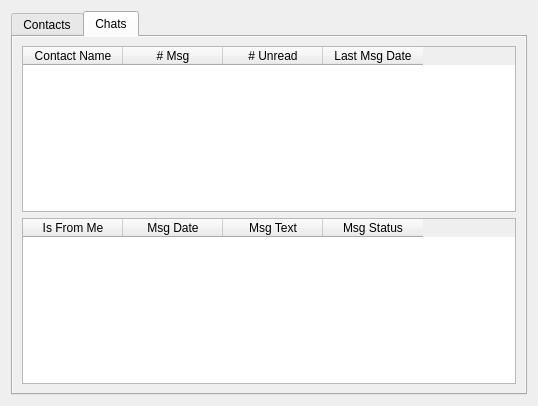
Before: the Qt Designer form ipba2-plugins/whatsapp_ui.ui in PicciMario/iPhone-Backup-Analyzer-2, drawn with Qt 5.
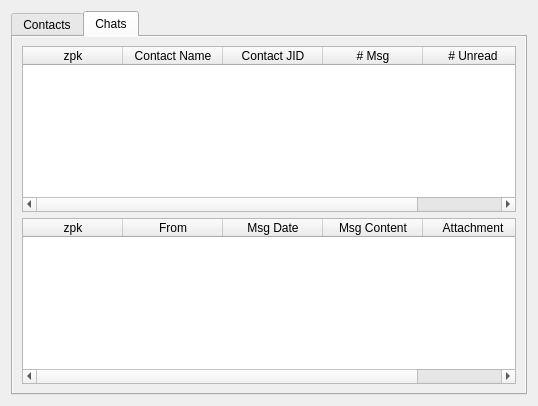
After: the same form once the commit is applied. The open tabs and pages were chosen to show the change.

Commit message: whatsapp plugin by Fabio Sangiacomo

The edit to the form file:
```diff
--- a/ipba2-plugins/whatsapp_ui.ui
+++ b/ipba2-plugins/whatsapp_ui.ui
@@ -10,6 +10,12 @@
     <height>406</height>
    </rect>
   </property>
+  <property name="minimumSize">
+   <size>
+    <width>500</width>
+    <height>0</height>
+   </size>
+  </property>
   <property name="windowTitle">
    <string>WhatsApp Browser</string>
   </property>
@@ -75,11 +81,42 @@
       <layout class="QVBoxLayout" name="verticalLayout_2">
        <item>
         <widget class="QTableWidget" name="chatsWidget">
+         <property name="editTriggers">
+          <set>QAbstractItemView::NoEditTriggers</set>
+         </property>
+         <property name="tabKeyNavigation">
+          <bool>false</bool>
+         </property>
+         <property name="selectionMode">
+          <enum>QAbstractItemView::ContiguousSelection</enum>
+         </property>
+         <property name="selectionBehavior">
+          <enum>QAbstractItemView::SelectRows</enum>
+         </property>
+         <property name="verticalScrollMode">
+          <enum>QAbstractItemView::ScrollPerPixel</enum>
+         </property>
+         <property name="horizontalScrollMode">
+          <enum>QAbstractItemView::ScrollPerPixel</enum>
+         </property>
+         <property name="sortingEnabled">
+          <bool>true</bool>
+         </property>
+         <column>
+          <property name="text">
+           <string>zpk</string>
+          </property>
+         </column>
          <column>
           <property name="text">
            <string>Contact Name</string>
           </property>
          </column>
+         <column>
+          <property name="text">
+           <string>Contact JID</string>
+          </property>
+         </column>
          <column>
           <property name="text">
            <string># Msg</string>
@@ -98,10 +135,33 @@
         </widget>
        </item>
        <item>
-        <widget class="QTableWidget" name="chatsWidget_2">
+        <widget class="QTableWidget" name="msgsWidget">
+         <property name="editTriggers">
+          <set>QAbstractItemView::NoEditTriggers</set>
+         </property>
+         <property name="alternatingRowColors">
+          <bool>false</bool>
+         </property>
+         <property name="selectionBehavior">
+          <enum>QAbstractItemView::SelectRows</enum>
+         </property>
+         <property name="verticalScrollMode">
+          <enum>QAbstractItemView::ScrollPerPixel</enum>
+         </property>
+         <property name="horizontalScrollMode">
+          <enum>QAbstractItemView::ScrollPerPixel</enum>
+         </property>
+         <property name="sortingEnabled">
+          <bool>true</bool>
+         </property>
          <column>
           <property name="text">
-           <string>Is From Me</string>
+           <string>zpk</string>
+          </property>
+         </column>
+         <column>
+          <property name="text">
+           <string>From</string>
           </property>
          </column>
          <column>
@@ -111,7 +171,12 @@
          </column>
          <column>
           <property name="text">
-           <string>Msg Text</string>
+           <string>Msg Content</string>
+          </property>
+         </column>
+         <column>
+          <property name="text">
+           <string>Attachment</string>
           </property>
          </column>
          <column>
```
Left out of the diff: 11 changed lines with no effect on the pictures. The commit also changes 1 other file.
